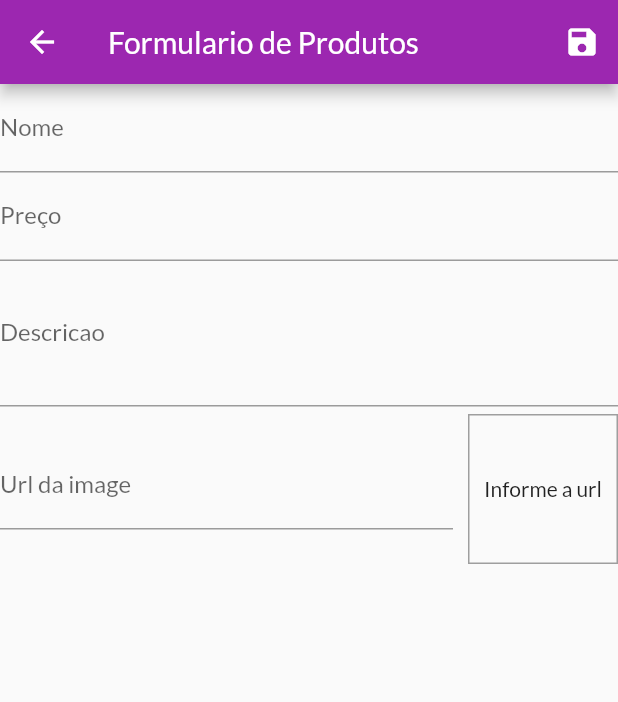
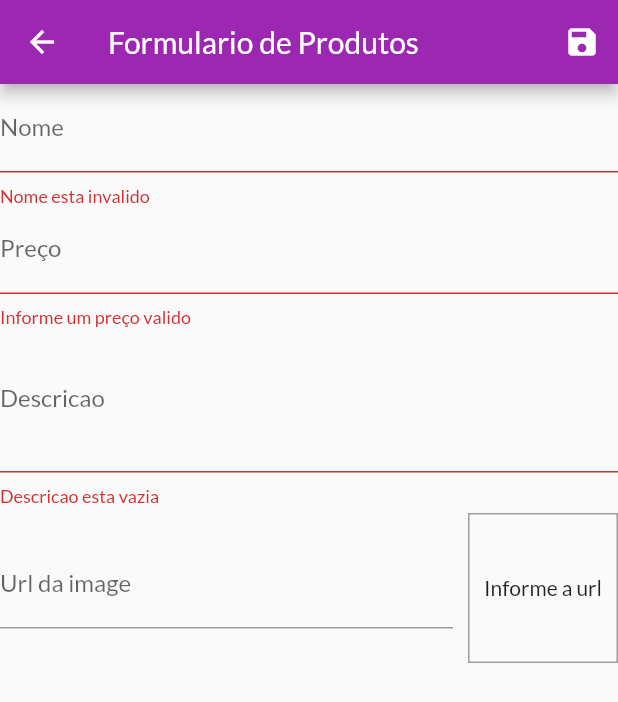
Before and after one commit to PereiraSantos/curso_flutter, a Flutter app: the ProductFormPage screen opened by its route, after a tap on the "save" icon, on a phone screen of 412 x 824 dp. Shown: the top 702 px of the screen. Run offline on Flutter 3.47's test engine with Material 2 defaults, Android fonts, the phone set to English and light mode, and no system bars.

Commit message:
adicionado formulario

```diff
--- a/shop/lib/models/product_list.dart
+++ b/shop/lib/models/product_list.dart
@@ -1,3 +1,5 @@
+import 'dart:math';
+
 import 'package:flutter/widgets.dart';
 import 'package:shop/data/dummy_data.dart';
 import 'package:shop/models/product.dart';
@@ -18,4 +20,42 @@ class ProductList with ChangeNotifier{
     _items.add(product);
     notifyListeners();
   }
+
+  void saveProduct(Map<String, Object> data){
+
+    bool hasId = data['id'] != null;
+
+      final product = Product(
+      id: hasId ? data['id'] as String : Random().nextDouble().toString(),
+      name: data['name'] as String ,
+      description: data['description']  as String,
+      price: data['price']  as double,
+      imageUrl: data['urlImage']  as String
+      );
+      if(hasId){
+          updateProduct(product);
+      }else{
+         addproduct(product);
+      }
+
+  }
+
+  void updateProduct(Product product){
+      int index = _items.indexWhere((p) => p.id == product.id);
+
+      if(index >= 0){
+        _items[index] = product;
+        notifyListeners();
+      }
+  }
+
+    void removeProduct(Product product){
+      int index = _items.indexWhere((p) => p.id == product.id);
+
+      if(index >= 0){
+        _items.removeWhere((p) => p.id == product.id);
+        notifyListeners();
+      }
+  }
+
 }
--- a/shop/lib/pages/product_form_page.dart
+++ b/shop/lib/pages/product_form_page.dart
@@ -1,8 +1,8 @@
-
-import 'dart:math';
 
 import 'package:flutter/material.dart';
+import 'package:provider/provider.dart';
 import 'package:shop/models/product.dart';
+import 'package:shop/models/product_list.dart';
 
 class ProductFormPage extends StatefulWidget {
   const ProductFormPage({ Key? key }) : super(key: key);
@@ -17,7 +17,7 @@ class _ProductFormPageState extends State<ProductFormPage> {
   final _descicaoFocus = FocusNode();
   final _imageFocus = FocusNode();
   final _imageUrlController = TextEditingController();
-  final _formKey = GlobalKey();
+  final _formKey = GlobalKey<FormState>();
   final _formData = Map<String, Object>();
 
   @override
@@ -26,19 +26,45 @@ class _ProductFormPageState extends State<ProductFormPage> {
     _imageUrlController.addListener(updateImage);
   }
 
+  @override
+  void didChangedDependecies(){
+    super.didChangeDependencies();
+    if(_formData.isEmpty){
+      final arg = ModalRoute.of(context)?.settings.arguments;
+      if(arg !=null){
+        final product = arg as Product;
+        _formData['id'] = product.id;
+        _formData['name'] = product.id;
+        _formData['price'] = product.id;
+        _formData['description'] = product.id;
+        _formData['urlImage'] = product.id;
+
+        _imageUrlController.text = product.imageUrl;
+      }
+    }
+  }
+
   void updateImage(){
       setState(() {});
   }
 
+  bool isValidImageUrl(String url){
+    bool isValidUrl = Uri.tryParse(url)?.hasAbsolutePath?? false;
+
+    bool endWithFile = url.toLowerCase().endsWith('.png') ||
+    url.toLowerCase().endsWith('.jpg') ||
+    url.toLowerCase().endsWith('.jpeg');
+    return isValidUrl && endWithFile;
+  }
+
   void submitForm(){
-    //if(_formKey.currentState!.validate()) return;
-    final newProduct = Product(
-      id: Random().nextDouble().toString(),
-      name: _formData['name'] as String ,
-      description: _formData['description']  as String,
-      price: _formData['price']  as double,
-      imageUrl: _formData['urlImage']  as String
-      );
+    if(_formKey.currentState!.validate()){
+      return;
+    }
+
+    Provider.of<ProductList>(context, listen: true).saveProduct(_formData);
+
+    Navigator.of(context).pop();
   }
 
 
@@ -67,14 +93,22 @@ class _ProductFormPageState extends State<ProductFormPage> {
         child: ListView(
           children:  [
             TextFormField(
+              initialValue: _formData['name']?.toString(),
               decoration: const InputDecoration(labelText: 'Nome'),
               textInputAction: TextInputAction.next,
               onFieldSubmitted: (_){
                   FocusScope.of(context).requestFocus(_priceFocus);
               },
               onSaved: (name)=> _formData['name'] = name ?? "",
+              validator: (name){
+                if(name!.trim().isEmpty){
+                  return "Nome esta invalido";
+                }
+                return null;
+              },
             ),
              TextFormField(
+               initialValue: _formData['price']?.toString(),
               decoration: const InputDecoration(labelText: 'Preço'),
               focusNode: _priceFocus,
               textInputAction: TextInputAction.next,
@@ -83,14 +117,29 @@ class _ProductFormPageState extends State<ProductFormPage> {
               },
               keyboardType: const TextInputType.numberWithOptions(decimal: true),
                onSaved: (price)=> _formData['price'] = double.parse(price ?? '0'),
+               validator: (_price){
+                 final priceString = _price?? "";
+                 final price = double.tryParse(priceString) ?? -1;
+                if(price <= 0){
+                  return "Informe um preço valido";
+                }
+                return null;
+              },
             ),
             TextFormField(
+              initialValue: _formData['description']?.toString(),
               decoration: const InputDecoration(labelText: 'Descricao'),
               textInputAction: TextInputAction.next,
               focusNode: _descicaoFocus,
               keyboardType: TextInputType.multiline,
               maxLines: 3,
-              onSaved: (description)=> _formData['Description'] = description ?? "",
+              onSaved: (description)=> _formData['description'] = description ?? "",
+               validator: (description){
+                if(description!.trim().isEmpty){
+                  return "Descricao esta vazia";
+                }
+                return null;
+              },
             ),
               Row(
                 children: [
@@ -103,6 +152,13 @@ class _ProductFormPageState extends State<ProductFormPage> {
                     keyboardType: TextInputType.url,
                     onFieldSubmitted: (_) => submitForm(),
                      onSaved: (urlImage)=> _formData['urlImage'] = urlImage ?? "",
+                     validator: (_image){
+                       final imageUrl = _image ?? "";
+                       if(isValidImageUrl(imageUrl)){
+                         return 'Informe uma url';
+                       }
+                       return null;
+                     },
                     ),
                   ),
                   Container(
```
Also changed, not shown: shop/lib/components/product_item.dart (+30 -2 lines).
